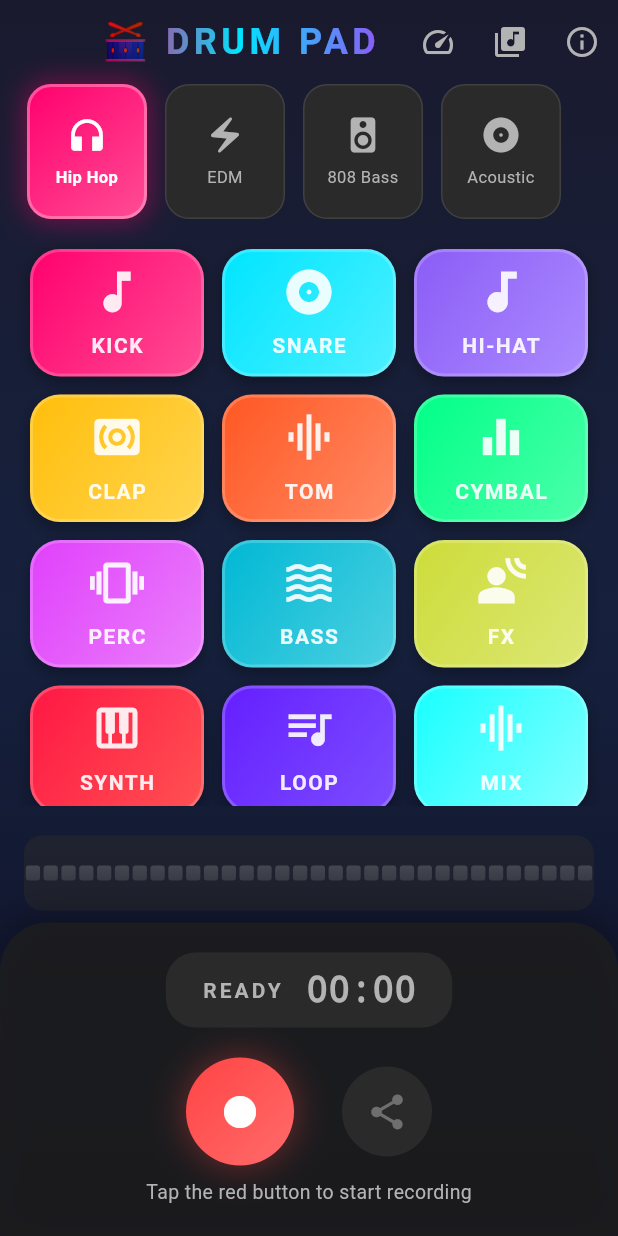
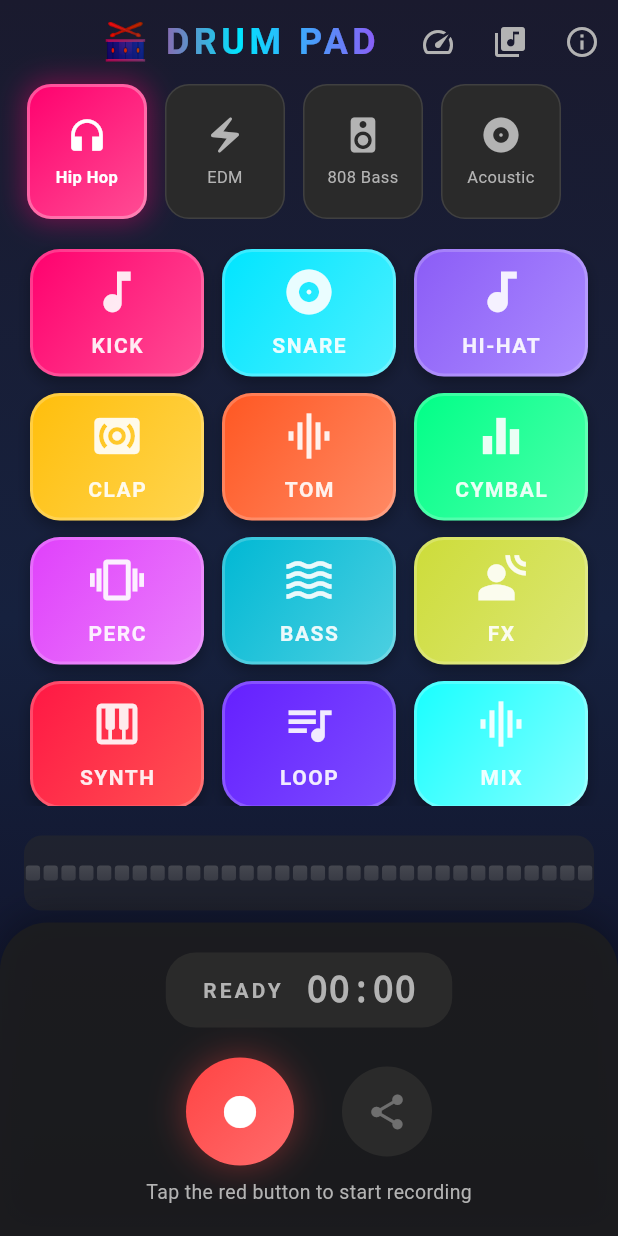
Before and after one commit to absharul/Drum-Pad, a Flutter app: the screen it shows after launch, on a phone screen of 412 x 824 dp. Run offline on Flutter 3.47's test engine with Material 3 defaults, Android fonts, the phone set to English and light mode, and no system bars; our stand-ins replace audioplayers, permission_handler, share_plus, shared_preferences; missing offline and left inert: flutter_sound.

Commit message:
drum grid fixed

```diff
--- a/lib/widgets/drum_pad_grid.dart
+++ b/lib/widgets/drum_pad_grid.dart
@@ -43,7 +43,7 @@ class DrumPadGrid extends StatelessWidget {
             gridDelegate: SliverGridDelegateWithFixedCrossAxisCount(
               crossAxisCount: 3,
               crossAxisSpacing: 12,
-              mainAxisSpacing: 12,
+              mainAxisSpacing: 11,
               childAspectRatio: aspectRatio.clamp(0.8, 1.5),
             ),
             itemCount: 12,
```
